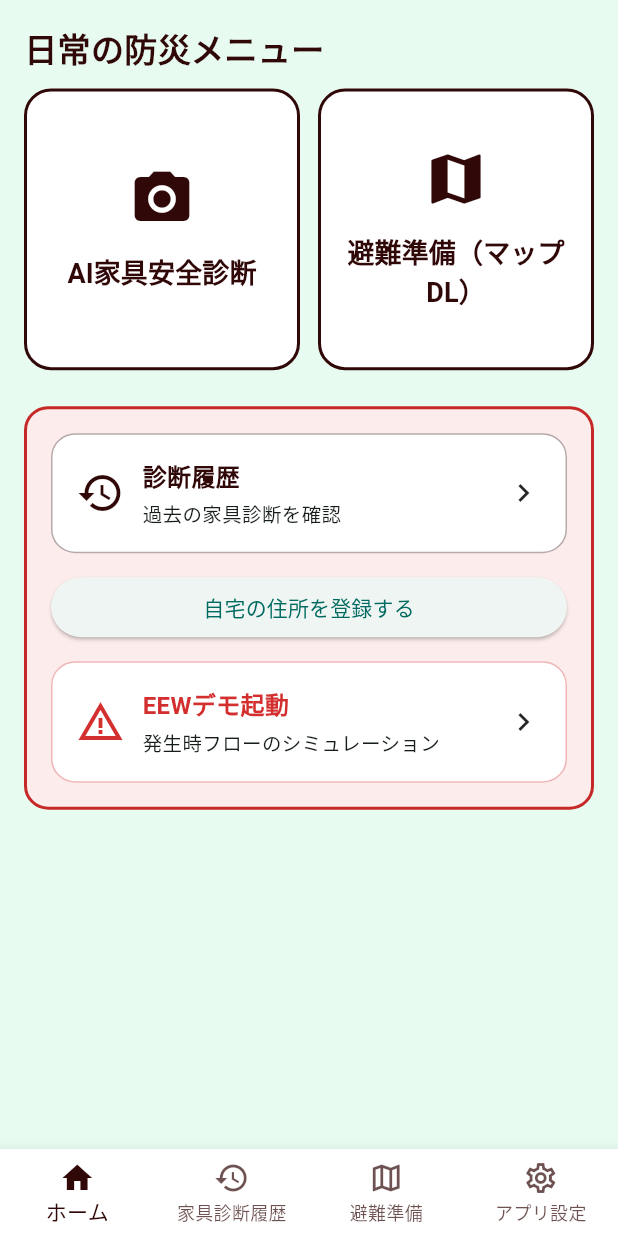
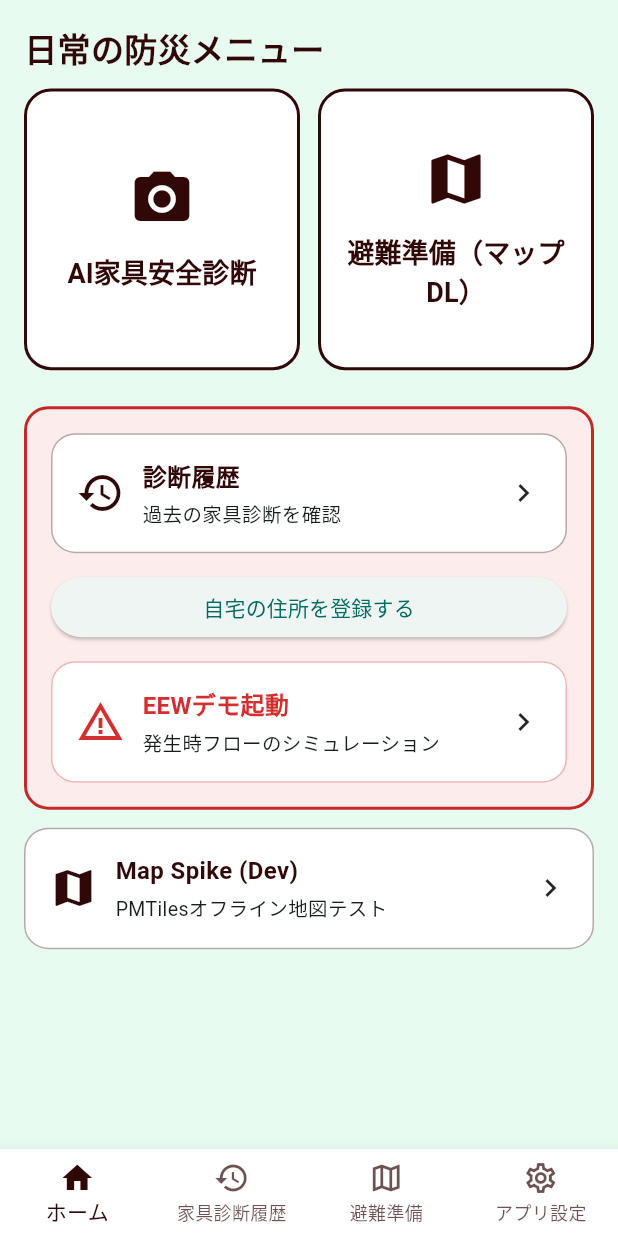
Before and after one commit to DanGaRa215/2026_muds_hackathon, a Flutter app: the screen it shows after launch, on a phone screen of 412 x 824 dp. Run offline on Flutter 3.47's test engine with Material 3 defaults, Android fonts, the phone set to English and light mode, and no system bars; our stand-ins replace flutter_map, geocoding, geolocator, image_picker, latlong2, sqflite; missing offline and left inert: vector_map_tiles, vector_map_tiles_pmtiles, vector_tile_renderer; accounts and stored records are empty.

Commit message:
ホーム画面にMap Spikeボタン追加・iOS位置情報パーミッション設定
Co-Authored-By: Claude Opus 4.6 <noreply@anthropic.com>

```diff
--- a/bosai_app/lib/screens/home_screen.dart
+++ b/bosai_app/lib/screens/home_screen.dart
@@ -2,6 +2,7 @@ import 'package:flutter/material.dart';
 
 import 'eew_screen.dart';
 import 'history_screen.dart';
+import 'map_spike_screen.dart';
 import 'package:bosai_app/screens/address_geocoding_screen.dart';
 
 class HomeScreen extends StatefulWidget {
@@ -172,6 +173,15 @@ class _DailyDashboardPage extends StatelessWidget {
               ],
             ),
           ),
+          const SizedBox(height: 12),
+          // --- SPIKE: 検証後に削除 ---
+          _MenuButton(
+            icon: Icons.map,
+            label: 'Map Spike (Dev)',
+            subtitle: 'PMTilesオフライン地図テスト',
+            onTap: () => _push(context, const MapSpikeScreen()),
+          ),
+          // --- END SPIKE ---
           ],
         ),
       );
```
Also changed, not shown: 1 other file.
